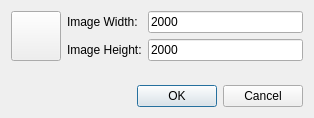
Above: DMHelper/src/mapblankdialog.ui from MMetze/DMHelper before the change. Below: the same form after it.
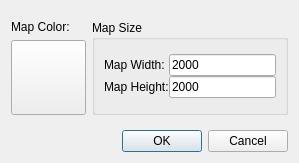
That is the form after the change. Custom widgets are drawn as their Qt base class.

Commit message: Fixed selection dialog for map into combat

Patch:
```diff
--- a/DMHelper/src/mapblankdialog.ui
+++ b/DMHelper/src/mapblankdialog.ui
@@ -6,89 +6,138 @@
    <rect>
     <x>0</x>
     <y>0</y>
-    <width>314</width>
-    <height>118</height>
+    <width>299</width>
+    <height>163</height>
    </rect>
   </property>
   <property name="windowTitle">
    <string>Dialog</string>
   </property>
-  <layout class="QVBoxLayout" name="verticalLayout_2">
+  <layout class="QVBoxLayout" name="verticalLayout_5">
    <item>
-    <layout class="QHBoxLayout" name="horizontalLayout">
+    <spacer name="verticalSpacer_4">
+     <property name="orientation">
+      <enum>Qt::Vertical</enum>
+     </property>
+     <property name="sizeHint" stdset="0">
+      <size>
+       <width>20</width>
+       <height>40</height>
+      </size>
+     </property>
+    </spacer>
+   </item>
      <item>
-      <layout class="QVBoxLayout" name="verticalLayout">
+    <layout class="QHBoxLayout" name="horizontalLayout_2">
+     <item>
+      <layout class="QVBoxLayout" name="verticalLayout_4">
+       <item>
+        <widget class="QLabel" name="label_3">
+         <property name="minimumSize">
+          <size>
+           <width>75</width>
+           <height>0</height>
+          </size>
+         </property>
+         <property name="text">
+          <string>Map Color:</string>
+         </property>
+        </widget>
+       </item>
        <item>
         <widget class="ColorPushButton" name="btnColor">
          <property name="sizePolicy">
-          <sizepolicy hsizetype="Fixed" vsizetype="Fixed">
+          <sizepolicy hsizetype="Preferred" vsizetype="Preferred">
            <horstretch>0</horstretch>
            <verstretch>0</verstretch>
           </sizepolicy>
          </property>
          <property name="minimumSize">
           <size>
-           <width>50</width>
-           <height>50</height>
+           <width>75</width>
+           <height>75</height>
           </size>
          </property>
          <property name="maximumSize">
           <size>
-           <width>50</width>
-           <height>50</height>
+           <width>75</width>
+           <height>75</height>
           </size>
          </property>
          <property name="text">
           <string/>
          </property>
+         <property name="checkable">
+          <bool>false</bool>
+         </property>
+         <property name="default">
+          <bool>false</bool>
+         </property>
+         <property name="flat">
+          <bool>false</bool>
+         </property>
         </widget>
        </item>
-       <item>
-        <spacer name="verticalSpacer">
-         <property name="orientation">
-          <enum>Qt::Vertical</enum>
-         </property>
-         <property name="sizeHint" stdset="0">
-          <size>
-           <width>20</width>
-           <height>40</height>
-          </size>
-         </property>
-        </spacer>
-       </item>
       </layout>
      </item>
      <item>
-      <layout class="QFormLayout" name="formLayout">
-       <item row="0" column="0">
+      <widget class="QGroupBox" name="groupBox_2">
+       <property name="title">
+        <string>Map Size</string>
+       </property>
+       <layout class="QVBoxLayout" name="verticalLayout">
+        <item>
+         <layout class="QHBoxLayout" name="horizontalLayout">
+          <property name="spacing">
+           <number>0</number>
+          </property>
+          <item>
+           <layout class="QVBoxLayout" name="verticalLayout_2">
+            <item>
         <widget class="QLabel" name="label">
          <property name="text">
-          <string>Image Width:</string>
+               <string>Map Width:</string>
          </property>
         </widget>
        </item>
-       <item row="0" column="1">
-        <widget class="QLineEdit" name="edtWidth">
-         <property name="minimumSize">
-          <size>
-           <width>100</width>
-           <height>0</height>
-          </size>
-         </property>
-         <property name="text">
-          <string>2000</string>
-         </property>
-        </widget>
-       </item>
-       <item row="1" column="0">
+            <item>
         <widget class="QLabel" name="label_2">
          <property name="text">
-          <string>Image Height:</string>
+               <string>Map Height:</string>
          </property>
         </widget>
        </item>
-       <item row="1" column="1">
+           </layout>
+          </item>
+          <item>
+           <layout class="QVBoxLayout" name="verticalLayout_3">
+            <item>
+             <widget class="QLineEdit" name="edtWidth">
+              <property name="sizePolicy">
+               <sizepolicy hsizetype="Preferred" vsizetype="Fixed">
+                <horstretch>0</horstretch>
+                <verstretch>0</verstretch>
+               </sizepolicy>
+              </property>
+              <property name="minimumSize">
+               <size>
+                <width>100</width>
+                <height>0</height>
+               </size>
+              </property>
+              <property name="text">
+               <string>2000</string>
+              </property>
+             </widget>
+            </item>
+            <item>
         <widget class="QLineEdit" name="edtHeight">
+              <property name="sizePolicy">
+               <sizepolicy hsizetype="Preferred" vsizetype="Fixed">
+                <horstretch>0</horstretch>
+                <verstretch>0</verstretch>
+               </sizepolicy>
+              </property>
          <property name="minimumSize">
           <size>
            <width>100</width>
@@ -103,6 +152,24 @@
       </layout>
      </item>
     </layout>
+        </item>
+       </layout>
+      </widget>
+     </item>
+    </layout>
+   </item>
+   <item>
+    <spacer name="verticalSpacer_3">
+     <property name="orientation">
+      <enum>Qt::Vertical</enum>
+     </property>
+     <property name="sizeHint" stdset="0">
+      <size>
+       <width>20</width>
+       <height>40</height>
+      </size>
+     </property>
+    </spacer>
    </item>
    <item>
     <widget class="QDialogButtonBox" name="buttonBox">
```
Lines whose indentation alone changed are shown as unchanged. The commit also changes 4 other files.
